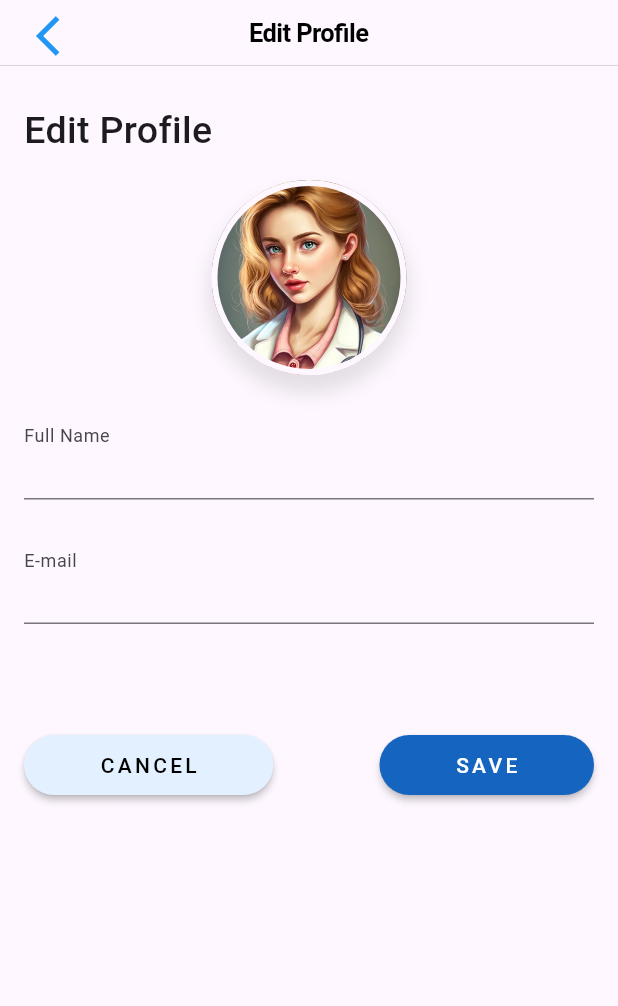
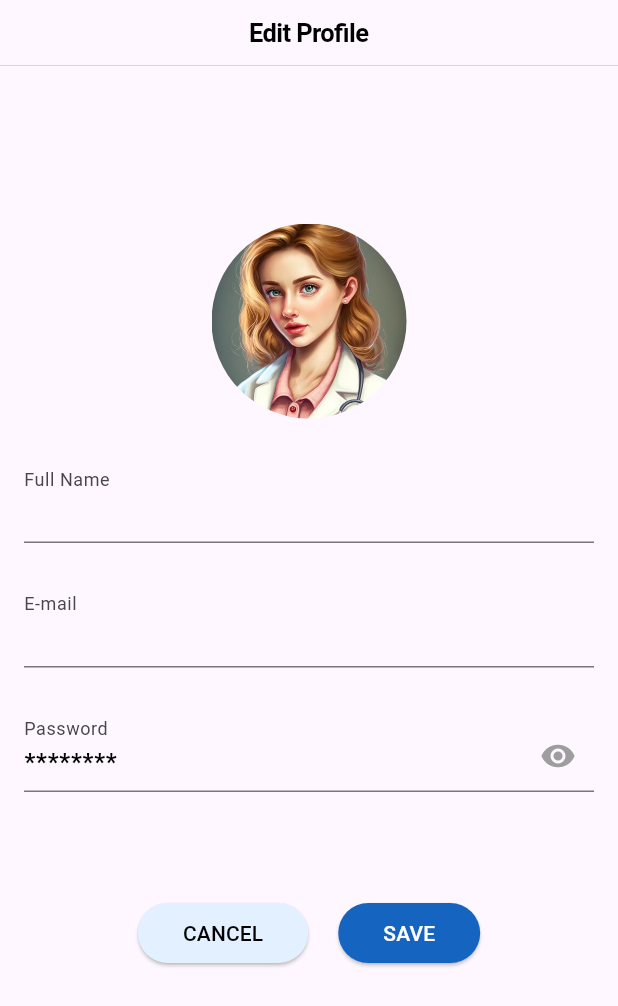
Before and after one commit to iannn07/S5-Mobile-Project-MedExpert, a Flutter app: the EditProfilePage screen opened directly, on a phone screen of 412 x 824 dp. Shown: the top 1006 px of the screen. Run offline on Flutter 3.47's test engine with Material 3 defaults, Android fonts, the phone set to English and light mode, and no system bars; our stand-ins replace camera, firebase_auth, firebase_core, go_router, image_picker; missing offline and left inert: google_mlkit_commons; accounts and stored records are empty.

Commit message:
Fixed Profile UI

```diff
--- a/lib/views/main/CRUD/edit_profile.dart
+++ b/lib/views/main/CRUD/edit_profile.dart
@@ -16,12 +16,7 @@ class _EditProfilePageState extends State<EditProfilePage> {
       appBar: CupertinoNavigationBar(
         backgroundColor: Theme.of(context).scaffoldBackgroundColor,
         middle: Text("Edit Profile"),
-        leading: IconButton(
-          icon: Icon(Icons.arrow_back_ios, color: Colors.blue),
-          onPressed: () {
-            context.pop(context);
-          },
-        ),
+        automaticallyImplyLeading: false,
       ),
       body: Container(
         padding: EdgeInsets.only(left: 16, top: 25, right: 16),
@@ -31,12 +26,8 @@ class _EditProfilePageState extends State<EditProfilePage> {
           },
           child: ListView(
             children: [
-              Text(
-                "Edit Profile",
-                style: TextStyle(fontSize: 25, fontWeight: FontWeight.w500),
-              ),
               SizedBox(
-                height: 15,
+                height: 80,
               ),
               Center(
                 child: Stack(
@@ -45,16 +36,6 @@ class _EditProfilePageState extends State<EditProfilePage> {
                       width: 130,
                       height: 130,
                       decoration: BoxDecoration(
-                          border: Border.all(
-                              width: 4,
-                              color: Theme.of(context).scaffoldBackgroundColor),
-                          boxShadow: [
-                            BoxShadow(
-                                spreadRadius: 2,
-                                blurRadius: 10,
-                                color: Colors.black.withOpacity(0.1),
-                                offset: Offset(0, 10))
-                          ],
                           shape: BoxShape.circle,
                           image: DecorationImage(
                               fit: BoxFit.cover,
@@ -70,11 +51,12 @@ class _EditProfilePageState extends State<EditProfilePage> {
                   FirebaseAuth.instance.currentUser!.displayName!, false),
               buildTextField(
                   "E-mail", FirebaseAuth.instance.currentUser!.email!, false),
+              buildTextField("Password", "********", true),
               SizedBox(
                 height: 35,
               ),
               Row(
-                mainAxisAlignment: MainAxisAlignment.spaceBetween,
+                mainAxisAlignment: MainAxisAlignment.center,
                 children: [
                   ElevatedButton(
                     onPressed: () {
@@ -82,19 +64,15 @@ class _EditProfilePageState extends State<EditProfilePage> {
                     },
                     style: ElevatedButton.styleFrom(
                       backgroundColor: Color.fromARGB(255, 227, 240, 255),
-                      padding: EdgeInsets.symmetric(horizontal: 50),
-                      elevation: 2,
-                      shape: RoundedRectangleBorder(
-                        borderRadius: BorderRadius.circular(20),
-                      ),
+                      padding: EdgeInsets.symmetric(horizontal: 30),
                     ),
                     child: Text(
                       "CANCEL",
-                      style: TextStyle(
-                          fontSize: 14,
-                          letterSpacing: 2.2,
-                          color: Colors.black),
+                      style: TextStyle(fontSize: 14, color: Colors.black),
                     ),
+                  ),
+                  SizedBox(
+                    width: 20,
                   ),
                   ElevatedButton(
                     onPressed: () {
@@ -102,18 +80,11 @@ class _EditProfilePageState extends State<EditProfilePage> {
                     },
                     style: ElevatedButton.styleFrom(
                       backgroundColor: Color(0xFF1564c0),
-                      padding: EdgeInsets.symmetric(horizontal: 50),
-                      elevation: 2,
-                      shape: RoundedRectangleBorder(
-                        borderRadius: BorderRadius.circular(20),
-                      ),
+                      padding: EdgeInsets.symmetric(horizontal: 30),
                     ),
                     child: Text(
                       "SAVE",
-                      style: TextStyle(
-                          fontSize: 14,
-                          letterSpacing: 2.2,
-                          color: Colors.white),
+                      style: TextStyle(fontSize: 14, color: Colors.white),
                     ),
                   ),
                 ],
--- a/lib/views/main/homepage/dashboard.dart
+++ b/lib/views/main/homepage/dashboard.dart
@@ -1,6 +1,5 @@
 import 'package:firebase_auth/firebase_auth.dart';
 import 'package:flutter/material.dart';
-import 'package:go_router/go_router.dart';
 
 class Dashboard extends StatefulWidget {
   const Dashboard({super.key});
```
Also changed, not shown: lib/views/main/homepage/detector/gallery_view.dart (+15 -6 lines), lib/views/main/homepage/profile.dart (+19 -27 lines).
